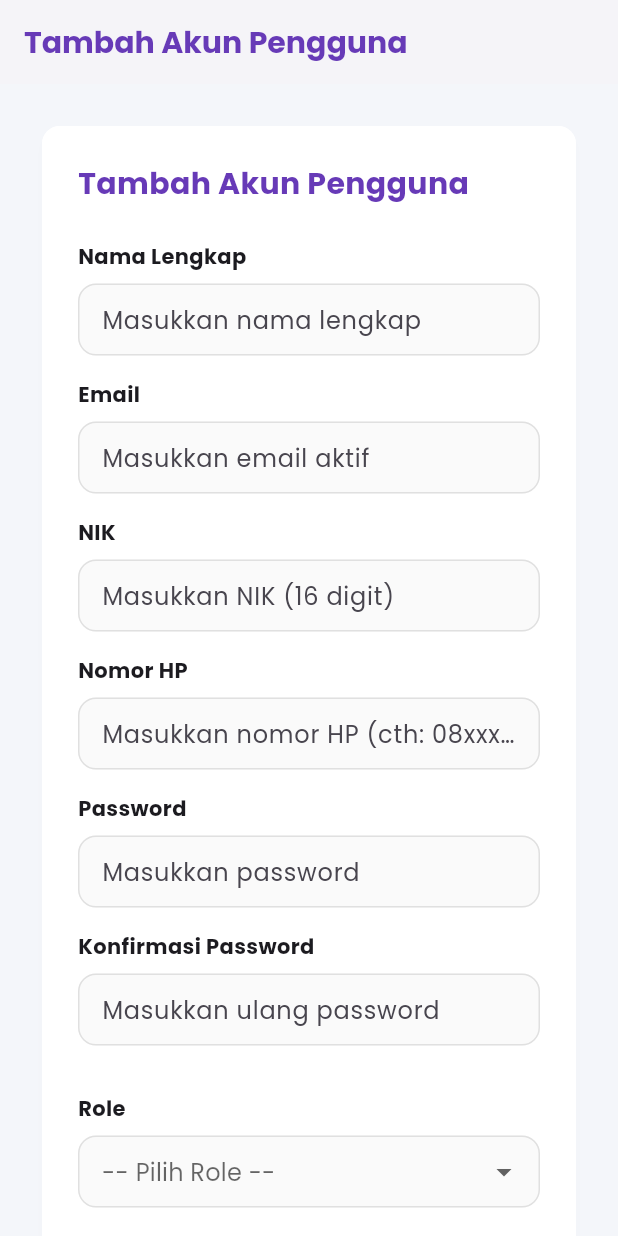
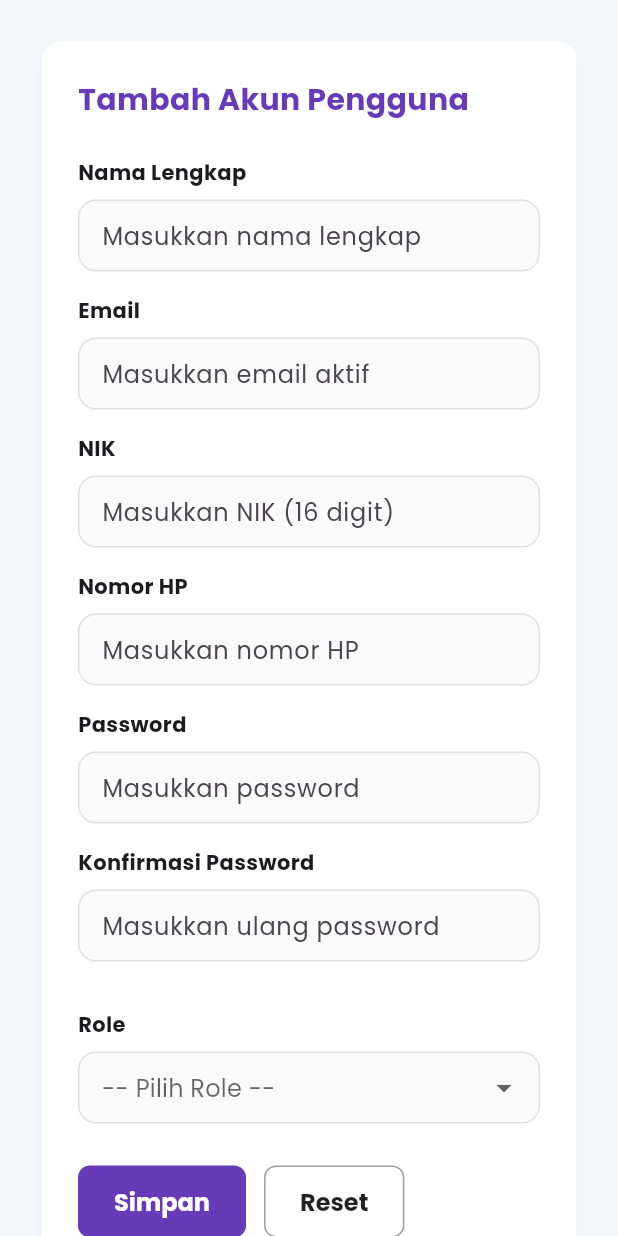
Before and after one commit to Valtern/jawaraMobilePBL, a Flutter app: the TambahPenggunaPage screen opened directly, on a phone screen of 412 x 824 dp. Run offline on Flutter 3.47's test engine with Material 3 defaults, Android fonts, the phone set to English and light mode, and no system bars; our stand-ins replace camera, fl_chart, image_picker, pdf, printing, shared_preferences; accounts and stored records are empty.

Commit message:
fix : text - add user

```diff
--- a/lib/modules/manajemen-pengguna/pages/tambah_pengguna_page.dart
+++ b/lib/modules/manajemen-pengguna/pages/tambah_pengguna_page.dart
@@ -8,19 +8,19 @@ class TambahPenggunaPage extends StatelessWidget {
   Widget build(BuildContext context) {
     return Scaffold(
       backgroundColor: const Color(0xFFF4F6FA),
-      appBar: AppBar(
-        title: const Text(
-          'Tambah Akun Pengguna',
-          style: TextStyle(
-            color: Colors.deepPurple,
-            fontWeight: FontWeight.bold,
-          ),
-        ),
-        backgroundColor: Colors.white,
-        elevation: 2,
-        iconTheme: const IconThemeData(color: Colors.deepPurple),
-        automaticallyImplyLeading: false, // Remove back button for tab
-      ),
+      // appBar: AppBar(
+      //   title: const Text(
+      //     'Tambah Akun Pengguna',
+      //     style: TextStyle(
+      //       color: Colors.deepPurple,
+      //       fontWeight: FontWeight.bold,
+      //     ),
+      //   ),
+      //   backgroundColor: Colors.white,
+      //   elevation: 2,
+      //   iconTheme: const IconThemeData(color: Colors.deepPurple),
+      //   automaticallyImplyLeading: false, // Remove back button for tab
+      // ),
       body: const TambahPenggunaForm(),
     );
   }
--- a/lib/modules/manajemen-pengguna/widgets/tambah_pengguna_form.dart
+++ b/lib/modules/manajemen-pengguna/widgets/tambah_pengguna_form.dart
@@ -109,7 +109,7 @@ class _TambahPenggunaFormState extends State<TambahPenggunaForm> {
                   // 🔹 Nomor HP
                   _buildTextField(
                     label: 'Nomor HP',
-                    hint: 'Masukkan nomor HP (cth: 08xxxxxxxxxx)',
+                    hint: 'Masukkan nomor HP',
                     keyboardType: TextInputType.phone,
                     controller: _phoneCtrl,
                   ),
```
